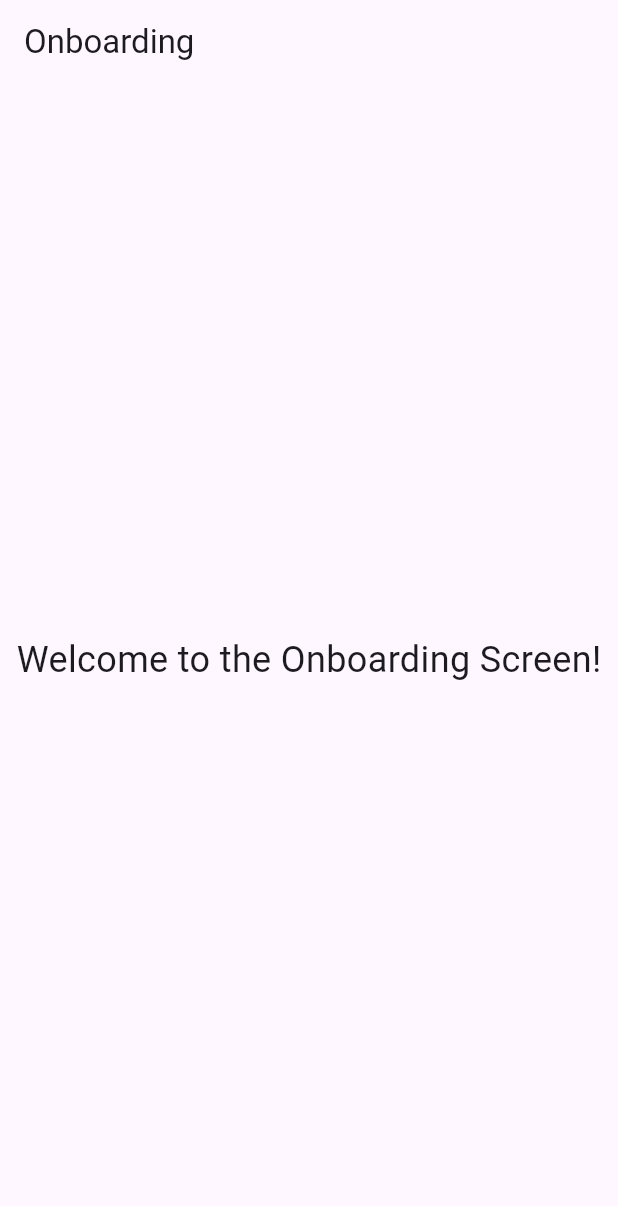
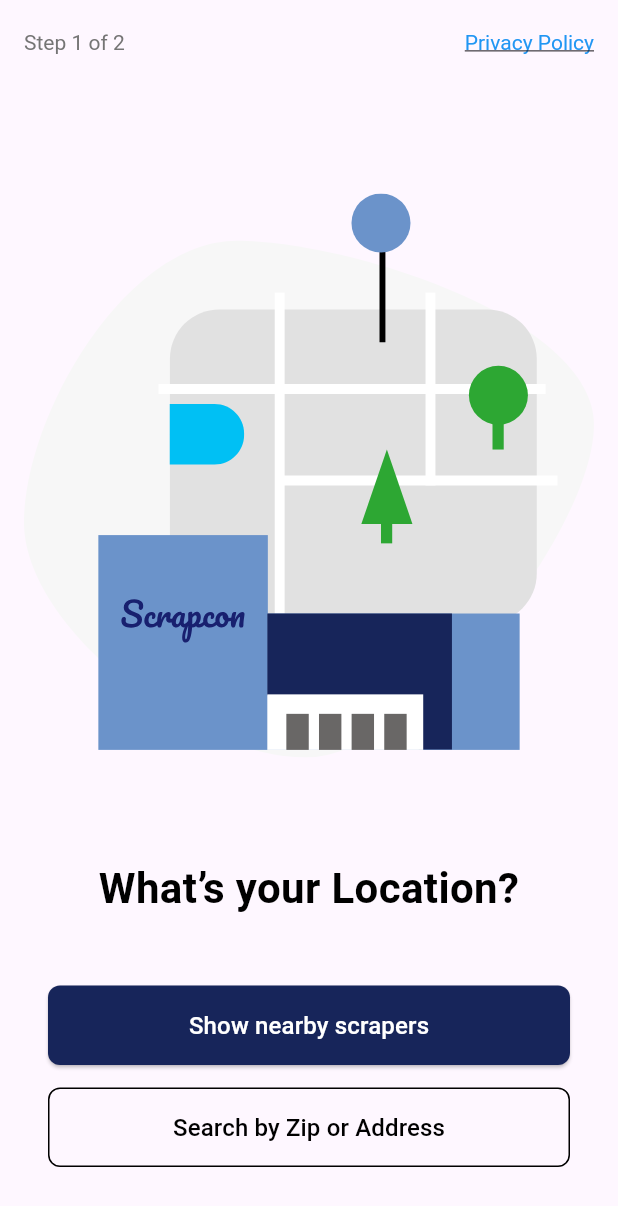
Before and after one commit to JAYANTJOSHI001/ScrapconApp, a Flutter app: the OnboardingScreen screen opened directly, on a phone screen of 412 x 824 dp. Shown: the top 1206 px of the screen. Run offline on Flutter 3.47's test engine with Material 3 defaults, Android fonts, the phone set to English and light mode, and no system bars; our stand-ins replace flutter_dotenv, flutter_svg.

Commit message:
onboarding screen 1 done

```diff
--- a/lib/screens/onboarding_screen.dart
+++ b/lib/screens/onboarding_screen.dart
@@ -1,16 +1,106 @@
 import 'package:flutter/material.dart';
+import 'package:flutter_svg/flutter_svg.dart';
 
 class OnboardingScreen extends StatelessWidget {
   @override
   Widget build(BuildContext context) {
     return Scaffold(
       appBar: AppBar(
-        title: Text('Onboarding'),
+        automaticallyImplyLeading: false,
+        elevation: 0,
+        backgroundColor: Colors.transparent,
+        title: Row(
+          mainAxisAlignment: MainAxisAlignment.spaceBetween,
+          children: [
+            Text(
+              'Step 1 of 2',
+              style: TextStyle(
+                fontSize: 14,
+                color: Colors.grey[600],
+              ),
+            ),
+            GestureDetector(
+              onTap: () {
+                // Handle Privacy Policy navigation
+              },
+              child: Text(
+                'Privacy Policy',
+                style: TextStyle(
+                  fontSize: 14,
+                  color: Colors.blue,
+                  decoration: TextDecoration.underline,
+                ),
+              ),
+            ),
+          ],
+        ),
       ),
-      body: Center(
-        child: Text(
-          'Welcome to the Onboarding Screen!',
-          style: TextStyle(fontSize: 24),
+      body: Padding(
+        padding: const EdgeInsets.all(16.0),
+        child: Column(
+          children: [
+            SizedBox(height: 20),
+            Center(
+              child: SvgPicture.asset(
+                'assets/home.svg', // Replace with your SVG path
+                height: 450,
+                width: 450,
+              ),
+            ),
+            SizedBox(height: 30),
+            Text(
+              "What’s your Location?",
+              style: TextStyle(
+                fontSize: 28,
+                fontWeight: FontWeight.bold,
+                color: Colors.black,
+              ),
+              textAlign: TextAlign.center,
+            ),
+            Spacer(),
+            Padding(
+              padding: const EdgeInsets.symmetric(horizontal: 16.0),
+              child: ElevatedButton(
+                onPressed: () {
+                  // Handle "Show nearby scrapers" action
+                },
+                style: ElevatedButton.styleFrom(
+                  backgroundColor: Color(0xFF17255A),
+                  padding: EdgeInsets.symmetric(vertical: 15),
+                  shape: RoundedRectangleBorder(
+                    borderRadius: BorderRadius.circular(8),
+                  ),
+                  minimumSize: Size(double.infinity, 50), // Full width button
+                ),
+                child: Text(
+                  'Show nearby scrapers',
+                  style: TextStyle(fontSize: 16, color: Colors.white),
+                ),
+              ),
+            ),
+            SizedBox(height: 15),
+            Padding(
+              padding: const EdgeInsets.symmetric(horizontal: 16.0),
+              child: OutlinedButton(
+                onPressed: () {
+                  // Handle "Search by Zip or Address" action
+                },
+                style: OutlinedButton.styleFrom(
+                  side: BorderSide(color: Colors.black),
+                  padding: EdgeInsets.symmetric(vertical: 15),
+                  shape: RoundedRectangleBorder(
+                    borderRadius: BorderRadius.circular(8),
+                  ),
+                  minimumSize: Size(double.infinity, 50), // Full width button
+                ),
+                child: Text(
+                  'Search by Zip or Address',
+                  style: TextStyle(fontSize: 16, color: Colors.black),
+                ),
+              ),
+            ),
+            SizedBox(height: 30),
+          ],
         ),
       ),
     );
--- a/pubspec.yaml
+++ b/pubspec.yaml
@@ -63,6 +63,7 @@ flutter:
   # To add assets to your application, add an assets section, like this:
   assets:
       - assets/splash_svg.svg
+      - assets/home.svg
   #   - images/a_dot_burr.jpeg
   #   - images/a_dot_ham.jpeg
 
```
Also changed, not shown: assets/home.svg (added).
